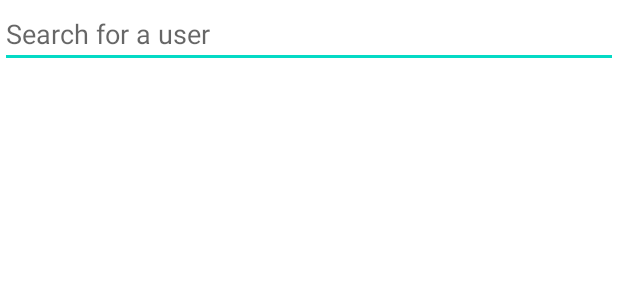
After one commit to marylinelebot/woundglassesapp, an Android app: the layout activity_contact.xml on its own in the app's theme, with its tools: preview values and no code run, on a phone screen of 412 x 824 dp. The commit adds this screen. Shown: the top 300 px of the screen. Run offline under Robolectric (Android 15) with nearby library versions, the phone set to English and light mode, and no system bars.

Commit message:
30/01/2024

```diff
--- a/app/src/main/AndroidManifest.xml
+++ b/app/src/main/AndroidManifest.xml
@@ -25,6 +25,7 @@
         </activity>
         <activity android:name=".LoginActivity"></activity>
         <activity android:name=".SignUpActivity"></activity>
+        <activity android:name=".ContactActivity"></activity>
     </application>
 
 </manifest>
--- /dev/null
+++ b/app/src/main/res/layout/activity_contact.xml
@@ -0,0 +1,20 @@
+<?xml version="1.0" encoding="utf-8"?>
+<RelativeLayout xmlns:android="http://schemas.android.com/apk/res/android"
+    xmlns:tools="http://schemas.android.com/tools"
+    android:layout_width="match_parent"
+    android:layout_height="match_parent"
+    tools:context=".ContactActivity">
+
+    <EditText
+        android:id="@+id/searchEditText"
+        android:layout_width="match_parent"
+        android:layout_height="wrap_content"
+        android:hint="Search for a user" />
+
+    <ListView
+        android:id="@+id/searchResultsListView"
+        android:layout_width="match_parent"
+        android:layout_height="wrap_content"
+        android:layout_below="@id/searchEditText" />
+
+</RelativeLayout>
```
Also changed, not shown: app/src/main/java/com/example/myapplication/ContactActivity.java (added, +82 -0 lines), app/src/main/java/com/example/myapplication/MainActivity.java (+3 -11 lines), app/src/main/java/com/example/myapplication/ui/database/DatabaseHelper.java (+67 -7 lines), app/src/main/java/com/example/myapplication/ui/database/UserDAO.java (+63 -7 lines), app/src/main/java/com/example/myapplication/ui/users/UsersFragment.java (+7 -2 lines).
